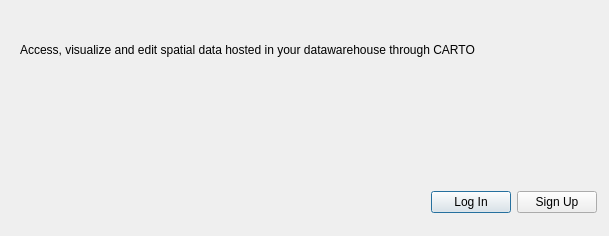
Qt form carto/gui/authorizedialog.ui (anamanvil/carto-qgis-plugin) before a commit.
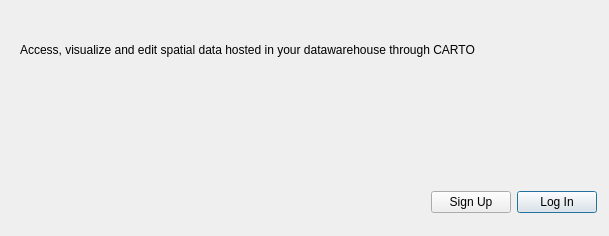
The same form after that commit.

What changed in the file:
```diff
--- a/carto/gui/authorizedialog.ui
+++ b/carto/gui/authorizedialog.ui
@@ -120,16 +120,19 @@
       </spacer>
      </item>
      <item>
-      <widget class="QPushButton" name="btnLogin">
+      <widget class="QPushButton" name="btnSignup">
        <property name="text">
-        <string>Log In</string>
+        <string>Sign Up</string>
        </property>
       </widget>
      </item>
      <item>
-      <widget class="QPushButton" name="btnSignup">
+      <widget class="QPushButton" name="btnLogin">
        <property name="text">
-        <string>Sign Up</string>
+        <string>Log In</string>
+       </property>
+       <property name="default">
+        <bool>true</bool>
        </property>
       </widget>
      </item>
```
